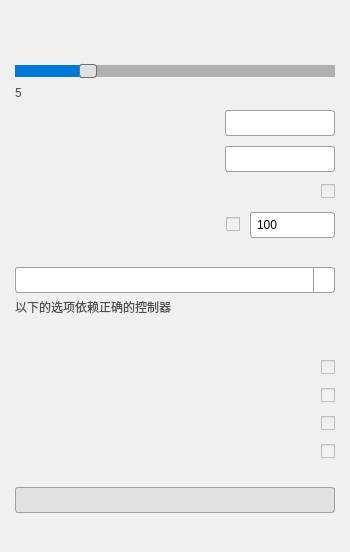
Qt form src/ui/MainWindow.ui (Dawson924/MouseFlightControl) before a commit.
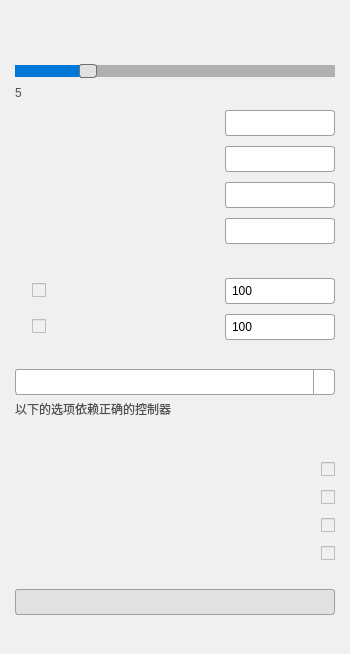
The same form after that commit. Icons and pictures are not drawn.

```diff
--- a/src/ui/MainWindow.ui
+++ b/src/ui/MainWindow.ui
@@ -71,14 +71,24 @@
                 border-radius: 3px;
                 padding: 4px;
                 background: white;
-                min-width: 75px;
-                max-width: 75px;
+                min-width: 100px;
+                max-width: 100px;
                 }
                 QSpinBox::up-button, QSpinBox::down-button {
                 background: transparent;
                 border: none;
                 width: 16px;
                 }
+                QSpinBox::up-arrow {
+                image: url(assets/up_arrow.svg); /* 自定义向上箭头 */
+                width: 16px;
+                height: 16px;
+                }
+                QSpinBox::down-arrow {
+                image: url(assets/down_arrow.svg); /* 自定义向下箭头 */
+                width: 16px;
+                height: 16px;
+                }
                 #controllerComboBox {
                 border: 1px solid #A0A0A0;
                 border-radius: 3px;
@@ -273,7 +283,93 @@
                     </layout>
                 </item>
 
-                <!-- 鼠标滚轮轴 -->
+                <!-- 启用自由视角 -->
+                <item>
+                    <layout class="QHBoxLayout" name="enableFreelookLayout">
+                        <property name="spacing">
+                            <number>10</number>
+                        </property>
+                        <item>
+                            <widget class="QLabel" name="enableFreelookLabel">
+                                <property name="text">
+                                    <string></string>
+                                </property>
+                            </widget>
+                        </item>
+                        <item>
+                            <spacer>
+                                <property name="orientation">
+                                    <enum>Qt::Horizontal</enum>
+                                </property>
+                                <property name="sizeHint" stdset="0">
+                                    <size>
+                                        <width>40</width>
+                                        <height>20</height>
+                                    </size>
+                                </property>
+                            </spacer>
+                        </item>
+                        <item>
+                            <widget class="QLineEdit" name="enableFreelookKey">
+                                <property name="text">
+                                    <string></string>
+                                </property>
+                            </widget>
+                        </item>
+                    </layout>
+                </item>
+
+                <!-- 地面滑行模式 -->
+                <item>
+                    <layout class="QHBoxLayout" name="taxiModeLayout">
+                        <property name="spacing">
+                            <number>10</number>
+                        </property>
+                        <item>
+                            <widget class="QLabel" name="taxiModeLabel">
+                                <property name="text">
+                                    <string></string>
+                                </property>
+                            </widget>
+                        </item>
+                        <item>
+                            <spacer>
+                                <property name="orientation">
+                                    <enum>Qt::Horizontal</enum>
+                                </property>
+                                <property name="sizeHint" stdset="0">
+                                    <size>
+                                        <width>40</width>
+                                        <height>20</height>
+                                    </size>
+                                </property>
+                            </spacer>
+                        </item>
+                        <item>
+                            <widget class="QLineEdit" name="taxiModeKey">
+                                <property name="text">
+                                    <string></string>
+                                </property>
+                            </widget>
+                        </item>
+                    </layout>
+                </item>
+
+                <item>
+                    <widget class="QLabel" name="controlModeDescription">
+                        <property name="text">
+                            <string></string>
+                        </property>
+                        <property name="styleSheet">
+                            <string notr="true">color: #505050; font-size: 9pt;</string>
+                        </property>
+                        <property name="wordWrap">
+                            <bool>true</bool>
+                        </property>
+                    </widget>
+                </item>
+
+                <!-- 固定翼控制 -->
                 <item>
                     <layout class="QHBoxLayout">
                         <property name="spacing">
@@ -286,19 +382,6 @@
                                 </property>
                             </widget>
                         </item>
-                        <item>
-                            <spacer>
-                                <property name="orientation">
-                                    <enum>Qt::Horizontal</enum>
-                                </property>
-                                <property name="sizeHint" stdset="0">
-                                    <size>
-                                        <width>40</width>
-                                        <height>20</height>
-                                    </size>
-                                </property>
-                            </spacer>
-                        </item>
                         <item>
                             <widget class="QCheckBox" name="fixedWingModeOption">
                                 <property name="checked">
@@ -306,6 +389,32 @@
                                 </property>
                             </widget>
                         </item>
+                        <item>
+                            <spacer>
+                                <property name="orientation">
+                                    <enum>Qt::Horizontal</enum>
+                                </property>
+                                <property name="sizeHint" stdset="0">
+                                    <size>
+                                        <width>40</width>
+                                        <height>20</height>
+                                    </size>
+                                </property>
+                            </spacer>
+                        </item>
+                        <item>
+                            <widget class="QSpinBox" name="fixedWingModeSpinBox">
+                                <property name="value">
+                                    <number></number>
+                                </property>
+                                <property name="minimum">
+                                    <number>100</number>
+                                </property>
+                                <property name="maximum">
+                                    <number>10000</number>
+                                </property>
+                            </widget>
+                        </item>
                     </layout>
                 </item>
 
@@ -322,19 +431,6 @@
                                 </property>
                             </widget>
                         </item>
-                        <item>
-                            <spacer>
-                                <property name="orientation">
-                                    <enum>Qt::Horizontal</enum>
-                                </property>
-                                <property name="sizeHint" stdset="0">
-                                    <size>
-                                        <width>40</width>
-                                        <height>20</height>
-                                    </size>
-                                </property>
-                            </spacer>
-                        </item>
                         <item>
                             <widget class="QCheckBox" name="helicopterModeOption">
                                 <property name="checked">
@@ -342,6 +438,19 @@
                                 </property>
                             </widget>
                         </item>
+                        <item>
+                            <spacer>
+                                <property name="orientation">
+                                    <enum>Qt::Horizontal</enum>
+                                </property>
+                                <property name="sizeHint" stdset="0">
+                                    <size>
+                                        <width>40</width>
+                                        <height>20</height>
+                                    </size>
+                                </property>
+                            </spacer>
+                        </item>
                         <item>
                             <widget class="QSpinBox" name="helicopterModeSpinBox">
                                 <property name="value">
@@ -400,6 +509,9 @@
                                     <string notr="true">color: #505050; font-size: 9pt; min-width:
                                         30px;</string>
                                 </property>
+                                <property name="wordWrap">
+                                    <bool>true</bool>
+                                </property>
                             </widget>
                         </item>
                     </layout>
```
Left out of the diff: 2 changed lines with no effect on the pictures.
